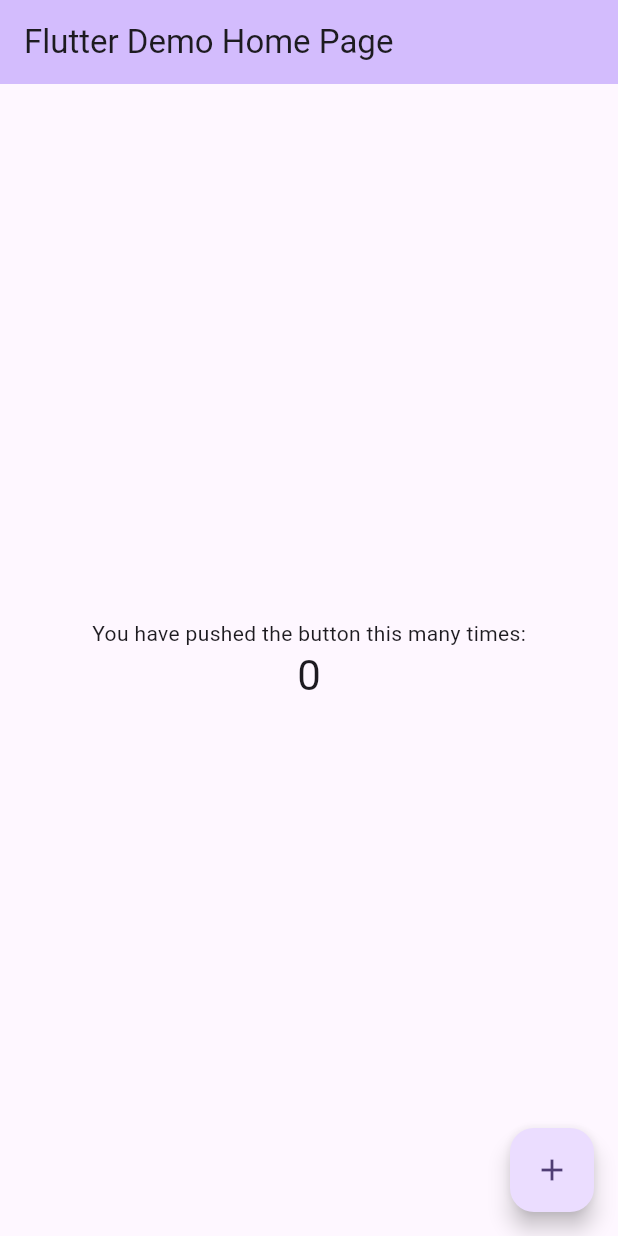
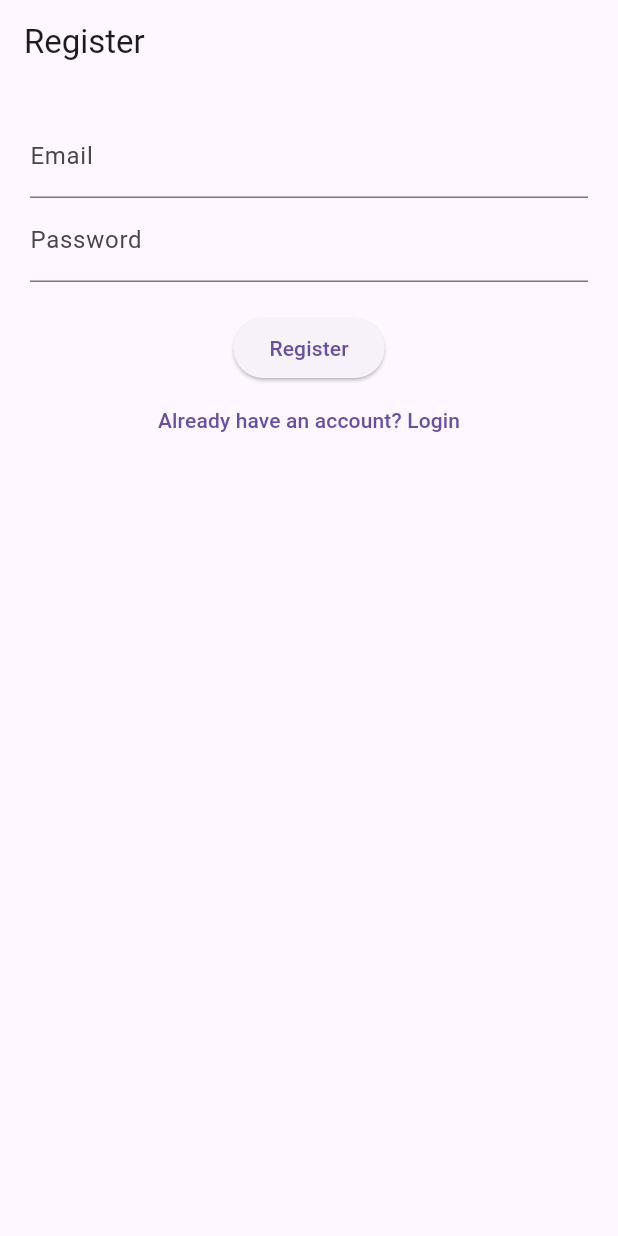
Before and after one commit to Manasraj9/Kistofy, a Flutter app: the screen it shows after launch, on a phone screen of 412 x 824 dp. Run offline on Flutter 3.47's test engine with Material 3 defaults, Android fonts, the phone set to English and light mode, and no system bars; our stand-ins replace flutter_dotenv, supabase_flutter; accounts and stored records are empty.

Commit message:
Added the functionality of login and registration

```diff
--- a/kistofy/lib/main.dart
+++ b/kistofy/lib/main.dart
@@ -1,122 +1,40 @@
 import 'package:flutter/material.dart';
+import 'package:supabase_flutter/supabase_flutter.dart';
+import 'package:flutter_dotenv/flutter_dotenv.dart';
+import 'screens/register_screen.dart';
+import 'screens/login_screen.dart';
+import 'screens/home_screen.dart';
 
-void main() {
+Future<void> main() async {
+  WidgetsFlutterBinding.ensureInitialized();
+
+  // Load environment variables from .env file
+  await dotenv.load(fileName: ".env");
+
+  await Supabase.initialize(
+    url: dotenv.env['SUPABASE_URL']!,
+    anonKey: dotenv.env['SUPABASE_ANON_KEY']!,
+    // authFlowType: AuthFlowType.pkce, // Required for secure login on web/mobile
+  );
+
   runApp(const MyApp());
 }
 
 class MyApp extends StatelessWidget {
   const MyApp({super.key});
 
-  // This widget is the root of your application.
   @override
   Widget build(BuildContext context) {
     return MaterialApp(
-      title: 'Flutter Demo',
-      theme: ThemeData(
-        // This is the theme of your application.
-        //
-        // TRY THIS: Try running your application with "flutter run". You'll see
-        // the application has a purple toolbar. Then, without quitting the app,
-        // try changing the seedColor in the colorScheme below to Colors.green
-        // and then invoke "hot reload" (save your changes or press the "hot
-        // reload" button in a Flutter-supported IDE, or press "r" if you used
-        // the command line to start the app).
-        //
-        // Notice that the counter didn't reset back to zero; the application
-        // state is not lost during the reload. To reset the state, use hot
-        // restart instead.
-        //
-        // This works for code too, not just values: Most code changes can be
-        // tested with just a hot reload.
-        colorScheme: ColorScheme.fromSeed(seedColor: Colors.deepPurple),
-      ),
-      home: const MyHomePage(title: 'Flutter Demo Home Page'),
+      title: 'Kistofy',
+      debugShowCheckedModeBanner: false,
+      theme: ThemeData(primarySwatch: Colors.indigo),
+      initialRoute: '/register',
+      routes: {
+        '/register': (_) => const RegisterScreen(),
+        '/login': (_) => const LoginScreen(),
+        '/home': (_) => const HomeScreen(),
+      },
     );
   }
 }
-
-class MyHomePage extends StatefulWidget {
-  const MyHomePage({super.key, required this.title});
-
-  // This widget is the home page of your application. It is stateful, meaning
-  // that it has a State object (defined below) that contains fields that affect
-  // how it looks.
-
-  // This class is the configuration for the state. It holds the values (in this
-  // case the title) provided by the parent (in this case the App widget) and
-  // used by the build method of the State. Fields in a Widget subclass are
-  // always marked "final".
-
-  final String title;
-
-  @override
-  State<MyHomePage> createState() => _MyHomePageState();
-}
-
-class _MyHomePageState extends State<MyHomePage> {
-  int _counter = 0;
-
-  void _incrementCounter() {
-    setState(() {
-      // This call to setState tells the Flutter framework that something has
-      // changed in this State, which causes it to rerun the build method below
-      // so that the display can reflect the updated values. If we changed
-      // _counter without calling setState(), then the build method would not be
-      // called again, and so nothing would appear to happen.
-      _counter++;
-    });
-  }
-
-  @override
-  Widget build(BuildContext context) {
-    // This method is rerun every time setState is called, for instance as done
-    // by the _incrementCounter method above.
-    //
-    // The Flutter framework has been optimized to make rerunning build methods
-    // fast, so that you can just rebuild anything that needs updating rather
-    // than having to individually change instances of widgets.
-    return Scaffold(
-      appBar: AppBar(
-        // TRY THIS: Try changing the color here to a specific color (to
-        // Colors.amber, perhaps?) and trigger a hot reload to see the AppBar
-        // change color while the other colors stay the same.
-        backgroundColor: Theme.of(context).colorScheme.inversePrimary,
-        // Here we take the value from the MyHomePage object that was created by
-        // the App.build method, and use it to set our appbar title.
-        title: Text(widget.title),
-      ),
-      body: Center(
-        // Center is a layout widget. It takes a single child and positions it
-        // in the middle of the parent.
-        child: Column(
-          // Column is also a layout widget. It takes a list of children and
-          // arranges them vertically. By default, it sizes itself to fit its
-          // children horizontally, and tries to be as tall as its parent.
-          //
-          // Column has various properties to control how it sizes itself and
-          // how it positions its children. Here we use mainAxisAlignment to
-          // center the children vertically; the main axis here is the vertical
-          // axis because Columns are vertical (the cross axis would be
-          // horizontal).
-          //
-          // TRY THIS: Invoke "debug painting" (choose the "Toggle Debug Paint"
-          // action in the IDE, or press "p" in the console), to see the
-          // wireframe for each widget.
-          mainAxisAlignment: MainAxisAlignment.center,
-          children: <Widget>[
-            const Text('You have pushed the button this many times:'),
-            Text(
-              '$_counter',
-              style: Theme.of(context).textTheme.headlineMedium,
-            ),
-          ],
-        ),
-      ),
-      floatingActionButton: FloatingActionButton(
-        onPressed: _incrementCounter,
-        tooltip: 'Increment',
-        child: const Icon(Icons.add),
-      ), // This trailing comma makes auto-formatting nicer for build methods.
-    );
-  }
-}
--- /dev/null
+++ b/kistofy/lib/screens/login_screen.dart
@@ -0,0 +1,60 @@
+import 'package:flutter/material.dart';
+import 'package:supabase_flutter/supabase_flutter.dart';
+
+class LoginScreen extends StatefulWidget {
+  const LoginScreen({super.key});
+
+  @override
+  State<LoginScreen> createState() => _LoginScreenState();
+}
+
+class _LoginScreenState extends State<LoginScreen> {
+  final _emailController = TextEditingController();
+  final _passwordController = TextEditingController();
+
+  Future<void> _login() async {
+    final email = _emailController.text.trim();
+    final password = _passwordController.text.trim();
+
+    try {
+      final res = await Supabase.instance.client.auth.signInWithPassword(
+        email: email,
+        password: password,
+      );
+      if (res.user != null) {
+        Navigator.pushReplacementNamed(context, '/home');
+      }
+    } catch (e) {
+      ScaffoldMessenger.of(context).showSnackBar(SnackBar(content: Text('Login error: $e')));
+    }
+  }
+
+  @override
+  Widget build(BuildContext context) {
+    return Scaffold(
+      appBar: AppBar(title: const Text("Login")),
+      body: Padding(
+        padding: const EdgeInsets.all(20),
+        child: Column(
+          children: [
+            TextField(
+              controller: _emailController,
+              decoration: const InputDecoration(labelText: 'Email'),
+            ),
+            TextField(
+              controller: _passwordController,
+              decoration: const InputDecoration(labelText: 'Password'),
+              obscureText: true,
+            ),
+            const SizedBox(height: 20),
+            ElevatedButton(onPressed: _login, child: const Text('Login')),
+            TextButton(
+              onPressed: () => Navigator.pushReplacementNamed(context, '/register'),
+              child: const Text('Don’t have an account? Register'),
+            )
+          ],
+        ),
+      ),
+    );
+  }
+}
--- /dev/null
+++ b/kistofy/lib/screens/register_screen.dart
@@ -0,0 +1,60 @@
+import 'package:flutter/material.dart';
+import 'package:supabase_flutter/supabase_flutter.dart';
+
+class RegisterScreen extends StatefulWidget {
+  const RegisterScreen({super.key});
+
+  @override
+  State<RegisterScreen> createState() => _RegisterScreenState();
+}
+
+class _RegisterScreenState extends State<RegisterScreen> {
+  final _emailController = TextEditingController();
+  final _passwordController = TextEditingController();
+
+  Future<void> _register() async {
+    final email = _emailController.text.trim();
+    final password = _passwordController.text.trim();
+
+    try {
+      final res = await Supabase.instance.client.auth.signUp(
+        email: email,
+        password: password,
+      );
+      if (res.user != null) {
+        Navigator.pushReplacementNamed(context, '/home');
+      }
+    } catch (e) {
+      ScaffoldMessenger.of(context).showSnackBar(SnackBar(content: Text('Registration error: $e')));
+    }
+  }
+
+  @override
+  Widget build(BuildContext context) {
+    return Scaffold(
+      appBar: AppBar(title: const Text("Register")),
+      body: Padding(
+        padding: const EdgeInsets.all(20),
+        child: Column(
+          children: [
+            TextField(
+              controller: _emailController,
+              decoration: const InputDecoration(labelText: 'Email'),
+            ),
+            TextField(
+              controller: _passwordController,
+              decoration: const InputDecoration(labelText: 'Password'),
+              obscureText: true,
+            ),
+            const SizedBox(height: 20),
+            ElevatedButton(onPressed: _register, child: const Text('Register')),
+            TextButton(
+              onPressed: () => Navigator.pushReplacementNamed(context, '/login'),
+              child: const Text('Already have an account? Login'),
+            )
+          ],
+        ),
+      ),
+    );
+  }
+}
```
Also changed, not shown: kistofy/lib/screens/home_screen.dart (added, +49 -0 lines), kistofy/pubspec.yaml (+6 -1 lines), kistofy/pubspec.lock, 5 other files.
